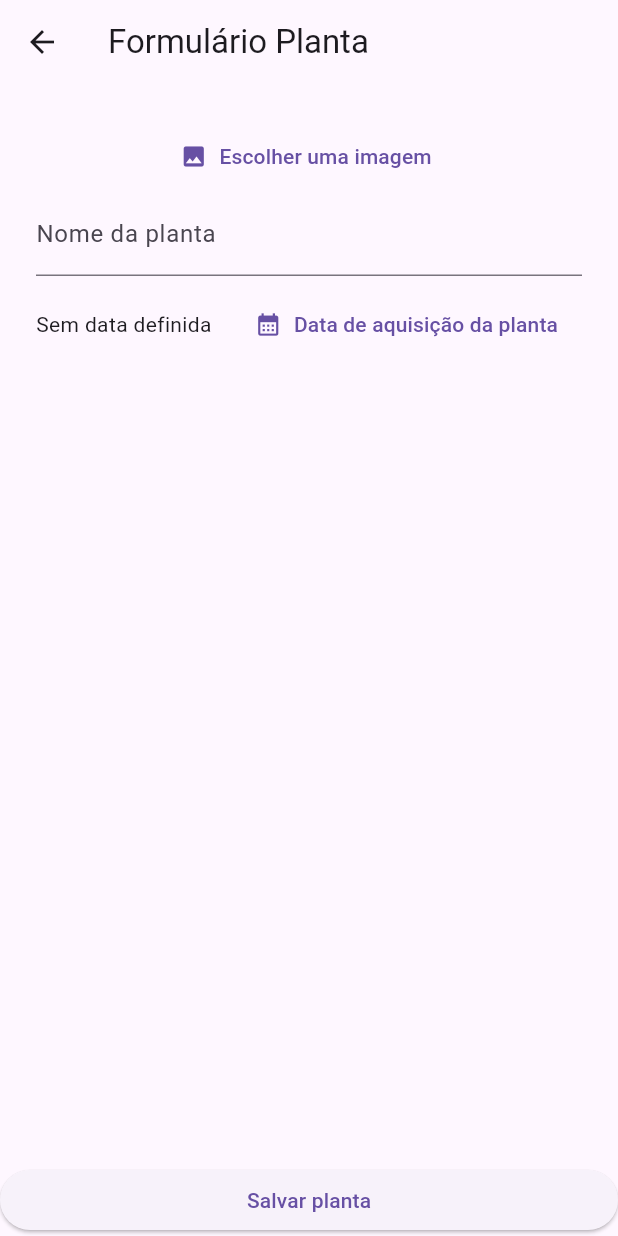
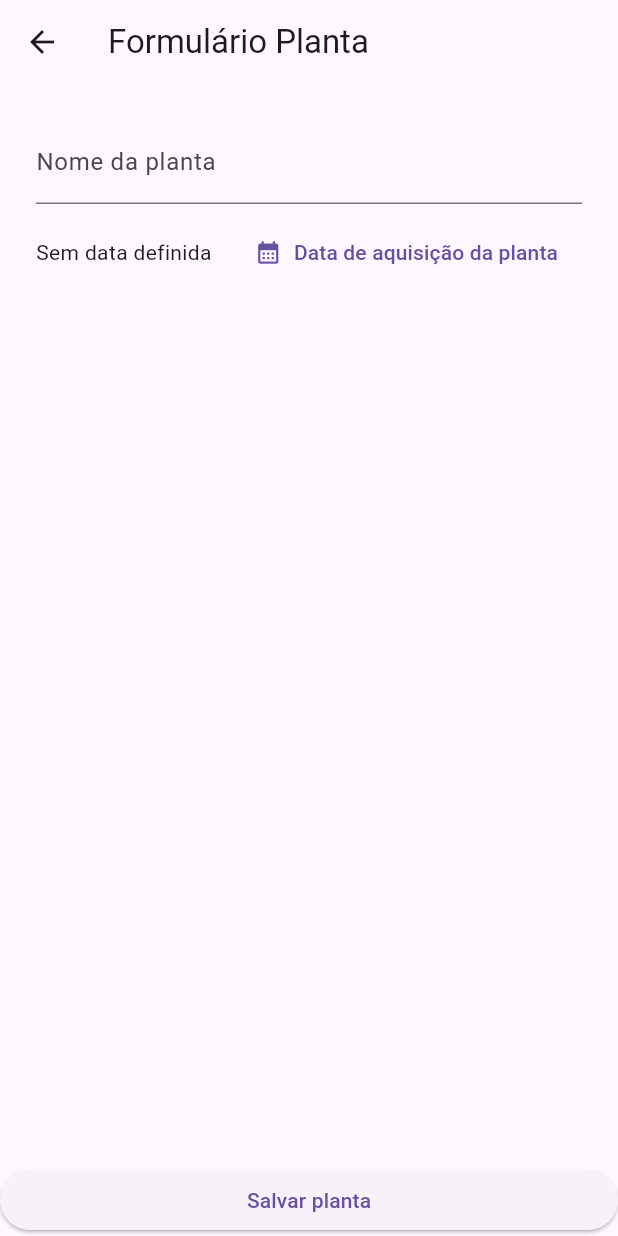
Before and after one commit to tiagors09/CareGardenProject, a Flutter app: the PlantaFormulario screen opened by its route, after a tap on "Salvar planta", on a phone screen of 412 x 824 dp. Run offline on Flutter 3.47's test engine with Material 3 defaults, Android fonts, the phone set to English and light mode, and no system bars; our stand-ins replace table_calendar.

Commit message:
atualização projeto

```diff
--- a/frontend/care_garden/lib/models/planta.dart
+++ b/frontend/care_garden/lib/models/planta.dart
@@ -1,26 +1,22 @@
 class Planta {
   final int? id;
-  final String caminhoFoto;
   final String nome;
   final DateTime dataDeAquisicao;
 
   Planta({
     required this.id,
-    required this.caminhoFoto,
     required this.nome,
     required this.dataDeAquisicao,
   });
 
   Planta.fromJson(Map<String, dynamic> json)
       : id = json['id'],
-        caminhoFoto = json['caminhoFoto'],
         nome = json['nome'],
         dataDeAquisicao = DateTime.parse(json['dataDeAquisicao']);
 
   Map<String, dynamic> toJson() {
     return {
       'id': id,
-      'caminhoFoto': caminhoFoto,
       'nome': nome,
       'dataDeAquisicao': dataDeAquisicao.toIso8601String(),
     };
--- a/frontend/care_garden/lib/views/screens/planta_formulario.dart
+++ b/frontend/care_garden/lib/views/screens/planta_formulario.dart
@@ -29,7 +29,6 @@ class _PlantaFormularioState extends State<PlantaFormulario> {
     if (_formData.isEmpty && planta != null) {
       planta as Planta;
       _formData['id'] = planta.id;
-      _formData['caminhoFoto'] = planta.caminhoFoto;
       _formData['nome'] = planta.nome;
       _formData['dataDeAquisicao'] = planta.dataDeAquisicao;
     }
@@ -39,7 +38,10 @@ class _PlantaFormularioState extends State<PlantaFormulario> {
   Widget build(BuildContext context) {
     return Scaffold(
       bottomNavigationBar: ElevatedButton(
-        onPressed: () {},
+        onPressed: () => widget.controlador.salvarPlanta(
+          _formKey,
+          _formData,
+        ),
         child: Text('Salvar planta'),
       ),
       appBar: AppBar(
@@ -50,11 +52,6 @@ class _PlantaFormularioState extends State<PlantaFormulario> {
         child: ListView(
           padding: EdgeInsets.all(24),
           children: [
-            TextButton.icon(
-              icon: Icon(Icons.image),
-              onPressed: widget.controlador.selecionarImage,
-              label: Text('Escolher uma imagem'),
-            ),
             TextFormField(
               initialValue: _formData['nome'] ?? '',
               validator: (texto) => widget.controlador.validacaoNomePlanta(
@@ -72,8 +69,10 @@ class _PlantaFormularioState extends State<PlantaFormulario> {
                 mainAxisAlignment: MainAxisAlignment.spaceBetween,
                 children: [
                   Text(
-                    dataAquisicao != null
-                        ? DateFormat('dd MMM yyyy').format(dataAquisicao!)
+                    _formData['dataDeAquisicao'] != null
+                        ? DateFormat('dd MMM yyyy').format(
+                            _formData['dataDeAquisicao'],
+                          )
                         : 'Sem data definida',
                   ),
                   TextButton.icon(
@@ -83,6 +82,7 @@ class _PlantaFormularioState extends State<PlantaFormulario> {
                             (novaData) => setState(
                               () {
                                 dataAquisicao = novaData;
+                                _formData['dataDeAquisicao'] = dataAquisicao;
                               },
                             ),
                           );
```
Also changed, not shown: frontend/care_garden/lib/controllers/lista_plantas_controlador.dart (added, +9 -0 lines), frontend/care_garden/lib/controllers/planta_formulario_controlador.dart (+4 -3 lines), frontend/care_garden/lib/views/screens/home.dart (+2 -5 lines), frontend/care_garden/lib/views/widgets/planta/lista_plantas.dart (+5 -2 lines), frontend/care_garden/lib/views/widgets/planta/planta_lista_item.dart (+9 -11 lines).
